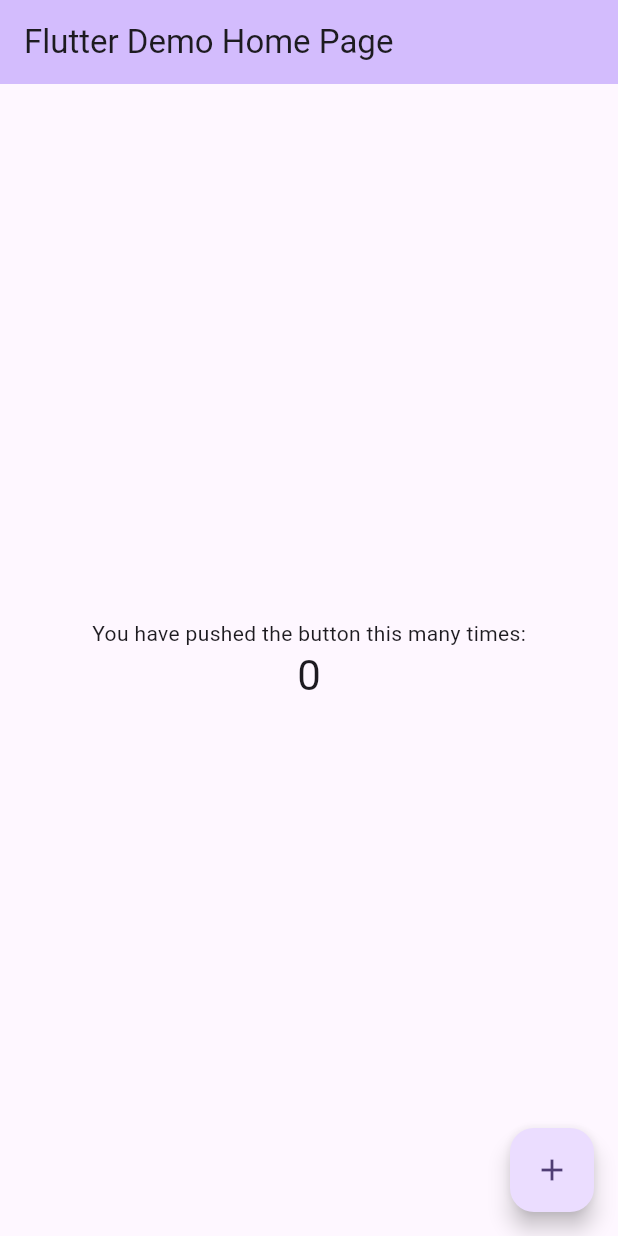
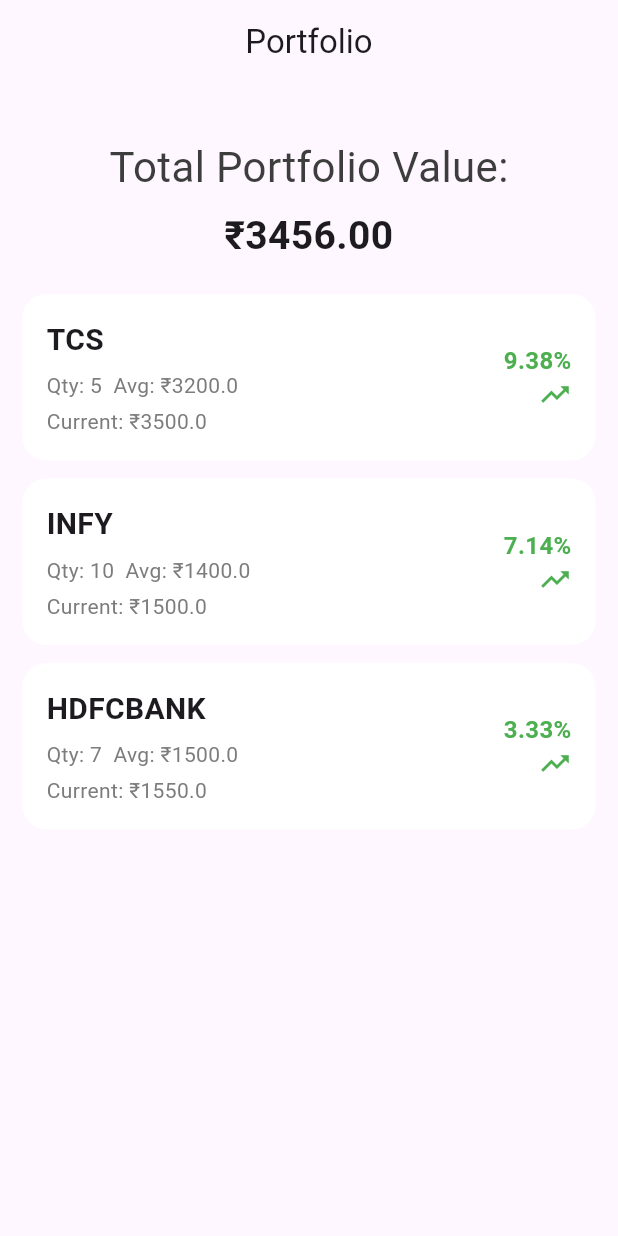
Before and after one commit to Pranjalbharat/diversifi_assigment, a Flutter app: the screen it shows after launch, on a phone screen of 412 x 824 dp. Run offline on Flutter 3.47's test engine with Material 3 defaults, Android fonts, the phone set to English and light mode, and no system bars.

Commit message:
added layout for portfolio screen

```diff
--- /dev/null
+++ b/lib/data/mock_data.dart
@@ -0,0 +1,37 @@
+import 'package:diversifi_assigment/data/model.dart';
+
+final List<Stock> mockStocks = [
+  Stock(
+    symbol: "TCS",
+    companyName: "Tata Consultancy Services",
+    qty: 5,
+    avgPrice: 3200,
+    currentPrice: 3500,
+    changes: {"day": 1.25, "week": 2.8, "month": 5.3},
+    priceHistory: [3200, 3225, 3300, 3350, 3400, 3450, 3500],
+    insight:
+        "TCS has shown consistent upward movement this month due to strong quarterly results and steady deal wins.",
+  ),
+  Stock(
+    symbol: "INFY",
+    companyName: "Infosys Limited",
+    qty: 10,
+    avgPrice: 1400,
+    currentPrice: 1500,
+    changes: {"day": 0.85, "week": 1.9, "month": 4.1},
+    priceHistory: [1400, 1420, 1450, 1475, 1480, 1490, 1500],
+    insight:
+        "Infosys continues to benefit from digital transformation demand, with stable margins and improving deal pipelines.",
+  ),
+  Stock(
+    symbol: "HDFCBANK",
+    companyName: "HDFC Bank Limited",
+    qty: 7,
+    avgPrice: 1500,
+    currentPrice: 1550,
+    changes: {"day": -0.35, "week": 0.9, "month": 2.2},
+    priceHistory: [1500, 1490, 1505, 1510, 1525, 1540, 1550],
+    insight:
+        "HDFC Bank has seen gradual recovery driven by strong credit growth and improving asset quality.",
+  ),
+];
--- /dev/null
+++ b/lib/data/model.dart
@@ -0,0 +1,28 @@
+class Stock {
+  final String symbol;
+  final String companyName;
+  final int qty;
+  final double avgPrice;
+  final double currentPrice;
+  final Map<String, double> changes;
+  final List<double> priceHistory;
+  final String insight;
+
+  Stock({
+    required this.symbol,
+    required this.companyName,
+    required this.qty,
+    required this.avgPrice,
+    required this.currentPrice,
+    required this.changes,
+    required this.priceHistory,
+    required this.insight,
+  });
+
+  double get investedValue => qty * avgPrice;
+
+  double get currentValue => qty * currentPrice;
+
+  double get pnlPercent =>
+      ((currentValue - investedValue) / investedValue) * 100;
+}
--- a/lib/main.dart
+++ b/lib/main.dart
@@ -1,3 +1,4 @@
+import 'package:diversifi_assigment/screens/portfolio_screen.dart';
 import 'package:flutter/material.dart';
 
 void main() {
@@ -30,93 +31,7 @@
         // tested with just a hot reload.
         colorScheme: ColorScheme.fromSeed(seedColor: Colors.deepPurple),
       ),
-      home: const MyHomePage(title: 'Flutter Demo Home Page'),
+      home: PortfolioScreen(),
     );
   }
 }
-
-class MyHomePage extends StatefulWidget {
-  const MyHomePage({super.key, required this.title});
-
-  // This widget is the home page of your application. It is stateful, meaning
-  // that it has a State object (defined below) that contains fields that affect
-  // how it looks.
-
-  // This class is the configuration for the state. It holds the values (in this
-  // case the title) provided by the parent (in this case the App widget) and
-  // used by the build method of the State. Fields in a Widget subclass are
-  // always marked "final".
-
-  final String title;
-
-  @override
-  State<MyHomePage> createState() => _MyHomePageState();
-}
-
-class _MyHomePageState extends State<MyHomePage> {
-  int _counter = 0;
-
-  void _incrementCounter() {
-    setState(() {
-      // This call to setState tells the Flutter framework that something has
-      // changed in this State, which causes it to rerun the build method below
-      // so that the display can reflect the updated values. If we changed
-      // _counter without calling setState(), then the build method would not be
-      // called again, and so nothing would appear to happen.
-      _counter++;
-    });
-  }
-
-  @override
-  Widget build(BuildContext context) {
-    // This method is rerun every time setState is called, for instance as done
-    // by the _incrementCounter method above.
-    //
-    // The Flutter framework has been optimized to make rerunning build methods
-    // fast, so that you can just rebuild anything that needs updating rather
-    // than having to individually change instances of widgets.
-    return Scaffold(
-      appBar: AppBar(
-        // TRY THIS: Try changing the color here to a specific color (to
-        // Colors.amber, perhaps?) and trigger a hot reload to see the AppBar
-        // change color while the other colors stay the same.
-        backgroundColor: Theme.of(context).colorScheme.inversePrimary,
-        // Here we take the value from the MyHomePage object that was created by
-        // the App.build method, and use it to set our appbar title.
-        title: Text(widget.title),
-      ),
-      body: Center(
-        // Center is a layout widget. It takes a single child and positions it
-        // in the middle of the parent.
-        child: Column(
-          // Column is also a layout widget. It takes a list of children and
-          // arranges them vertically. By default, it sizes itself to fit its
-          // children horizontally, and tries to be as tall as its parent.
-          //
-          // Column has various properties to control how it sizes itself and
-          // how it positions its children. Here we use mainAxisAlignment to
-          // center the children vertically; the main axis here is the vertical
-          // axis because Columns are vertical (the cross axis would be
-          // horizontal).
-          //
-          // TRY THIS: Invoke "debug painting" (choose the "Toggle Debug Paint"
-          // action in the IDE, or press "p" in the console), to see the
-          // wireframe for each widget.
-          mainAxisAlignment: MainAxisAlignment.center,
-          children: <Widget>[
-            const Text('You have pushed the button this many times:'),
-            Text(
-              '$_counter',
-              style: Theme.of(context).textTheme.headlineMedium,
-            ),
-          ],
-        ),
-      ),
-      floatingActionButton: FloatingActionButton(
-        onPressed: _incrementCounter,
-        tooltip: 'Increment',
-        child: const Icon(Icons.add),
-      ), // This trailing comma makes auto-formatting nicer for build methods.
-    );
-  }
-}
--- /dev/null
+++ b/lib/screens/portfolio_screen.dart
@@ -0,0 +1,60 @@
+import 'package:diversifi_assigment/data/mock_data.dart';
+import 'package:diversifi_assigment/widgets/stock_card.dart';
+import 'package:flutter/material.dart';
+
+class PortfolioScreen extends StatelessWidget {
+  const PortfolioScreen({super.key});
+
+  @override
+  Widget build(BuildContext context) {
+    return Scaffold(
+      appBar: AppBar(title: Text("Portfolio"), centerTitle: true),
+      body: Padding(
+        padding: const EdgeInsets.all(15.0),
+        child: Column(
+          crossAxisAlignment: CrossAxisAlignment.center,
+          children: [
+            Container(
+              width: double.infinity,
+              padding: const EdgeInsets.all(20),
+              decoration: BoxDecoration(
+                borderRadius: BorderRadius.circular(16),
+              ),
+              child: Column(
+                crossAxisAlignment: CrossAxisAlignment.center,
+                children: [
+                  const Text(
+                    "Total Portfolio Value:",
+                    style: TextStyle(
+                      fontSize: 28,
+                      color: Color.fromARGB(255, 61, 61, 61),
+                    ),
+                  ),
+                  const SizedBox(height: 8),
+                  Text(
+                    "₹3456.00",
+                    style: const TextStyle(
+                      fontSize: 26,
+                      fontWeight: FontWeight.bold,
+                    ),
+                    textAlign: TextAlign.center,
+                  ),
+                ],
+              ),
+            ),
+
+            Expanded(
+              child: ListView.separated(
+                itemCount: mockStocks.length,
+                separatorBuilder: (_, __) => const SizedBox(height: 12),
+                itemBuilder: (context, index) {
+                  return StockCard(stock: mockStocks[index]);
+                },
+              ),
+            ),
+          ],
+        ),
+      ),
+    );
+  }
+}
--- /dev/null
+++ b/lib/widgets/stock_card.dart
@@ -0,0 +1,75 @@
+import 'package:diversifi_assigment/data/model.dart';
+import 'package:flutter/material.dart';
+
+class StockCard extends StatelessWidget {
+  final Stock stock;
+
+  const StockCard({super.key, required this.stock});
+
+  @override
+  Widget build(BuildContext context) {
+    final isProfit = stock.pnlPercent >= 0;
+
+    return Container(
+      padding: const EdgeInsets.all(16),
+      decoration: BoxDecoration(
+        color: Colors.white,
+        borderRadius: BorderRadius.circular(16),
+      ),
+      child: Row(
+        mainAxisAlignment: MainAxisAlignment.spaceBetween,
+        children: [
+          /// Left side
+          Column(
+            crossAxisAlignment: CrossAxisAlignment.start,
+            children: [
+              Text(
+                stock.symbol,
+                style: const TextStyle(
+                  fontSize: 20,
+                  fontWeight: FontWeight.bold,
+                ),
+              ),
+              const SizedBox(height: 6),
+              Text(
+                "Qty: ${stock.qty}  Avg: ₹${stock.avgPrice}",
+                style: const TextStyle(
+                  fontSize: 14,
+                  color: Color.fromARGB(255, 124, 124, 124),
+                ),
+              ),
+              const SizedBox(height: 4),
+              Text(
+                "Current: ₹${stock.currentPrice}",
+                style: const TextStyle(
+                  fontSize: 14,
+                  color: Color.fromARGB(255, 124, 124, 124),
+                ),
+              ),
+            ],
+          ),
+
+          /// Right side (PnL)
+          Column(
+            crossAxisAlignment: CrossAxisAlignment.end,
+            children: [
+              Text(
+                "${stock.pnlPercent.toStringAsFixed(2)}%",
+                style: TextStyle(
+                  fontSize: 16,
+                  fontWeight: FontWeight.bold,
+                  color: isProfit ? Colors.green : Colors.red,
+                ),
+              ),
+              Icon(
+                isProfit ? Icons.trending_up : Icons.trending_down,
+                color: isProfit ? Colors.green : Colors.red,
+                size: 22,
+              ),
+            ],
+          ),
+        ],
+      ),
+    );
+  }
+}
```
